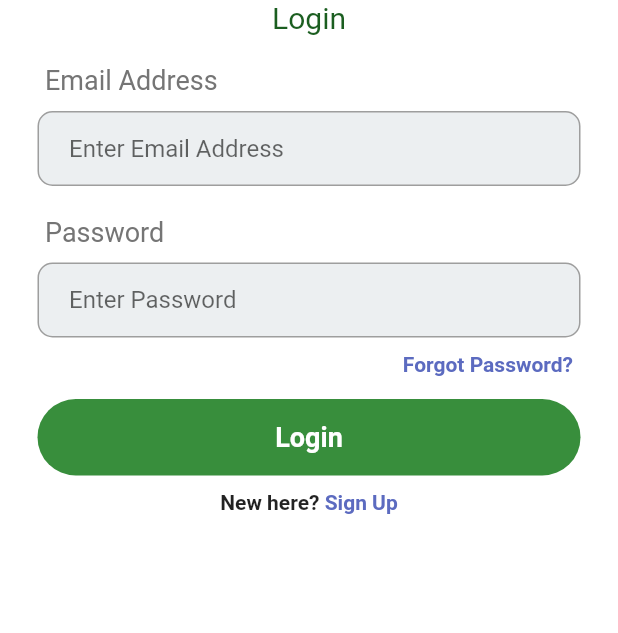
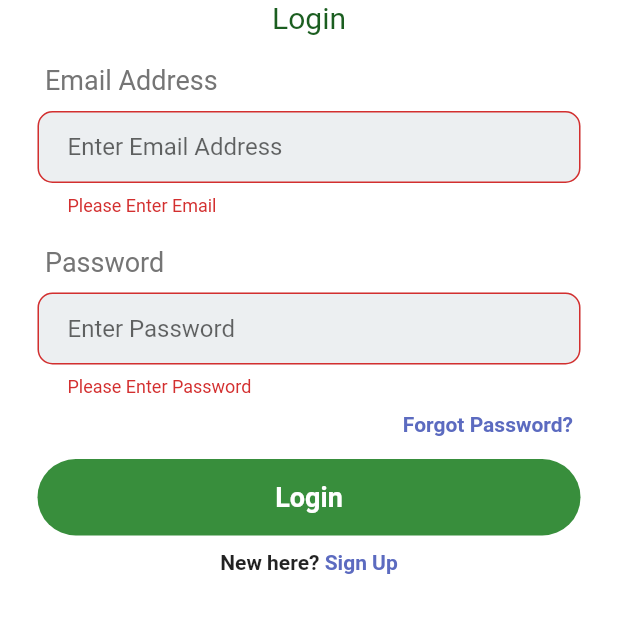
Before and after one commit to khairunsf/mydialysis-app-new-sqlite, a Flutter app: the screen it shows after launch, after a tap on "Login", on a phone screen of 412 x 824 dp, the part 300-933 px from its top. Run offline on Flutter 3.47's test engine with Material 2 defaults, Android fonts, the phone set to English and light mode, and no system bars; our stand-ins replace cloud_firestore, firebase_auth, google_nav_bar, shared_preferences, sqflite, toast; accounts and stored records are empty.

Commit message:
second commit

```diff
--- a/lib/db/databaseHelper.dart
+++ b/lib/db/databaseHelper.dart
@@ -42,7 +42,7 @@ class DatabaseHelper {
   Future<Database> initializeDatabase() async {
     //get directory path
     Directory directory = await getApplicationDocumentsDirectory();
-    String path = directory.path + 'myDialysis.db'; //db name
+    String path = directory.path + '/myDialysis.db'; //db name
     print(path);
 
     //open/create db at given path
@@ -78,11 +78,14 @@ class DatabaseHelper {
   }
 
   //fetch one user only by email and password
-  Future<List<Map<String, dynamic>>> getUserbyEmailPwd(
+  Future<UserModel?> getLoginUser(
       String uemail, String upwd) async {
     final result = await _database!.rawQuery(
         'SELECT * FROM $userTable WHERE $coluemail = $uemail AND $colupwd = $upwd');
-    return result;
+        if (result.isNotEmpty) {
+      return UserModel.fromJson(result.first);
+    }
+    return null;
   }
 
   //insert operation: insert data obj from db
--- a/lib/model/userModel.dart
+++ b/lib/model/userModel.dart
@@ -3,8 +3,8 @@
 import 'dart:core';
 
 class UserModel {
-  int? uid;
-  String? uname,
+  String? uid,
+      uname,
       upwd,
       ucpwd,
       uphoneNum,
--- a/lib/screens/login.dart
+++ b/lib/screens/login.dart
@@ -1,14 +1,13 @@
-// ignore_for_file: deprecated_member_use, prefer_const_constructors, body_might_complete_normally_nullable, unused_local_variable, unrelated_type_equality_checks, use_build_context_synchronously
+// ignore_for_file: deprecated_member_use, prefer_const_constructors, body_might_complete_normally_nullable, unused_local_variable, unrelated_type_equality_checks, use_build_context_synchronously, unnecessary_new
 
 import 'package:flutter/material.dart';
 import 'package:mydialysis_app/model/userModel.dart';
 import 'package:mydialysis_app/screens/dialysis%20staff/widget%20ds/bottomBarDS.dart';
 import 'package:mydialysis_app/screens/forgot_pwd.dart';
 import 'package:mydialysis_app/screens/hospital%20staff/widgets%20hs/bottomBarHS.dart';
+import 'package:mydialysis_app/services/toast.dart';
 import 'package:shared_preferences/shared_preferences.dart';
 import '../db/databaseHelper.dart';
-import '../services/check_dialysis_staff.dart';
-import '../services/check_hospital_staff.dart';
 import 'patient/widgets patient/bottombar.dart';
 
 class LoginPage extends StatefulWidget {
@@ -24,6 +23,11 @@ class LoginPage extends StatefulWidget {
 
 class _LoginPageState extends State<LoginPage> {
   DatabaseHelper? _databaseHelper;
+  Future<SharedPreferences> prefs = SharedPreferences.getInstance();
+  final _formKey = new GlobalKey<FormState>();
+  String? userRole;
+  final _emailController = TextEditingController();
+  final _passwordController = TextEditingController();
 
   Future initDb() async {
     await _databaseHelper!.database;
@@ -32,25 +36,25 @@ class _LoginPageState extends State<LoginPage> {
 
   @override
   void initState() {
+    super.initState();
     _databaseHelper = DatabaseHelper();
     initDb();
-    super.initState();
   }
 
-  String? userRole;
-
   //Login Function
-  Future<UserModel?> login(
-      {required String email,
-      required String password,
-      required BuildContext context}) async {
-    UserModel? user;
-    String? uemail;
-    String? upwd;
-    String? urole;
-    final data = await _databaseHelper!.getAllUser();
-    if (data != null) {
-      if (uemail == email && upwd == password) {
+  Future<UserModel?> login() async {
+    String email = _emailController.text;
+    String password = _passwordController.text;
+//last work: chnage textformfield. problem arise: cannot login
+    if (email.isEmpty) {
+      alertDialog(context, "Please enter your email");
+    } else if (password.isEmpty) {
+      alertDialog(context, "Please enter password");
+    } else {
+      await _databaseHelper!.getLoginUser(email, password).then((userData) {
+        if (userData != null) {
+          setSP(userData).whenComplete(() async {
+            var urole;
             if (urole == 'Patient') {
               final prefs = await SharedPreferences.getInstance();
               prefs.setBool('isLoggedIn', true);
@@ -66,17 +70,38 @@ class _LoginPageState extends State<LoginPage> {
               prefs.setBool('isLoggedIn', true);
               Navigator.push(context,
                   MaterialPageRoute(builder: ((context) => HSBottomBarPage())));
+            } else {
+              AlertDialog(
+                title: Text("Error: User Not Found"),
+              );
+            }
+          }).catchError((error) {
+            print(error);
+            AlertDialog(
+              title: Text("Error: Login Fail"),
+            );
+          });
+        }
+      });
     }
   }
-    }
+
+  Future setSP(UserModel user) async {
+    final SharedPreferences sp = await prefs;
+
+    sp.setString("user_id", user.uid!);
+    sp.setString("user_name", user.uname!);
+    sp.setString("email", user.uemail!);
+    sp.setString("password", user.upwd!);
+    sp.setString("password", user.uphoneNum!);
+    sp.setString("password", user.udob!);
+    sp.setString("password", user.uaddress!);
+    sp.setString("password", user.ugivenCode!);
+    sp.setString("password", user.urole!);
   }
 
   @override
   Widget build(BuildContext context) {
-    //Create the textfield controller
-    TextEditingController _emailController = TextEditingController();
-    TextEditingController _passwordController = TextEditingController();
-
     return Scaffold(
       resizeToAvoidBottomInset: false,
       backgroundColor: Colors.white,
@@ -84,6 +109,8 @@ class _LoginPageState extends State<LoginPage> {
         child: SingleChildScrollView(
           reverse: true,
           child: Center(
+            child: Form(
+              key: _formKey,
               child: Column(
                 children: [
                   //App Logo
@@ -125,21 +152,21 @@ class _LoginPageState extends State<LoginPage> {
 
                   Padding(
                     padding: const EdgeInsets.symmetric(horizontal: 25.0),
-                  child: Container(
-                    decoration: BoxDecoration(
-                      color: Colors.blueGrey[50],
-                      border: Border.all(color: Colors.grey),
+                    child: TextFormField(
+                      controller: _emailController,
+                      validator: (value) {
+                        if (value == "") {
+                          return "Please Enter Email";
+                        }
+                      },
+                      decoration: InputDecoration(
+                        contentPadding: EdgeInsets.only(left: 20),
+                        filled: true,
+                        fillColor: Colors.blueGrey[50],
+                        border: OutlineInputBorder(
                             borderRadius: BorderRadius.circular(10),
-                    ),
-                    child: Padding(
-                      padding: const EdgeInsets.only(left: 20.0),
-                      child: TextField(
-                        controller: _emailController,
-                        decoration: InputDecoration(
-                          border: InputBorder.none,
+                            borderSide: BorderSide(color: Colors.grey)),
                         hintText: 'Enter Email Address',
-                        ),
-                      ),
                       ),
                     ),
                   ),
@@ -168,22 +195,22 @@ class _LoginPageState extends State<LoginPage> {
                   ),
                   Padding(
                     padding: const EdgeInsets.symmetric(horizontal: 25.0),
-                  child: Container(
-                    decoration: BoxDecoration(
-                      color: Colors.blueGrey[50],
-                      border: Border.all(color: Colors.grey),
-                      borderRadius: BorderRadius.circular(10),
-                    ),
-                    child: Padding(
-                      padding: const EdgeInsets.only(left: 20.0),
-                      child: TextField(
+                    child: TextFormField(
                       controller: _passwordController,
                       obscureText: true,
+                      validator: (value) {
+                        if (value == "") {
+                          return "Please Enter Password";
+                        }
+                      },
                       decoration: InputDecoration(
-                          border: InputBorder.none,
+                        contentPadding: EdgeInsets.only(left: 20),
+                        filled: true,
+                        fillColor: Colors.blueGrey[50],
+                        border: OutlineInputBorder(
+                            borderRadius: BorderRadius.circular(10),
+                            borderSide: BorderSide(color: Colors.grey)),
                         hintText: 'Enter Password',
-                        ),
-                      ),
                       ),
                     ),
                   ),
@@ -229,12 +256,15 @@ class _LoginPageState extends State<LoginPage> {
                       padding: EdgeInsets.symmetric(vertical: 15.0),
                       shape: RoundedRectangleBorder(
                           borderRadius: BorderRadius.circular(30.0)),
-                    onPressed: () async {
-                      UserModel? user = await login(
-                          email: _emailController.text,
-                          password: _passwordController.text,
-                          context: context);
-                    },
+                      onPressed: (() {
+                        if (_formKey.currentState!.validate()) {
+                          login;
+                          print(_emailController);
+                          print("Valid Success");
+                        } else {
+                          print("Valid Failed");
+                        }
+                      }),
                       child: Text(
                         'Login',
                         style: TextStyle(
@@ -280,6 +310,7 @@ class _LoginPageState extends State<LoginPage> {
             ),
           ),
         ),
+      ),
     );
   }
 }
--- a/lib/screens/sign_up.dart
+++ b/lib/screens/sign_up.dart
@@ -1,11 +1,8 @@
 // ignore_for_file: prefer_const_constructors, use_build_context_synchronously, non_constant_identifier_names, depend_on_referenced_packages, prefer_final_fields
 
-import 'package:cloud_firestore/cloud_firestore.dart';
-import 'package:firebase_auth/firebase_auth.dart';
 import 'package:flutter/material.dart';
 import 'package:mydialysis_app/db/databaseHelper.dart';
 import 'package:mydialysis_app/main.dart';
-import 'package:mydialysis_app/services/auth.dart';
 import 'package:intl/intl.dart';
 import 'package:mydialysis_app/services/signupRetry.dart';
 
@@ -64,6 +61,8 @@ class _SignupPageState extends State<SignupPage> {
   }
 
   Future signUp() async {
+    print(_nameController);
+    print(_confirmPasswordController);
     if (passwordConfirmed()) {
       //create user
       await _databaseHelper!.insertUser({
--- /dev/null
+++ b/lib/services/toast.dart
@@ -0,0 +1,6 @@
+import 'package:flutter/material.dart';
+import 'package:toast/toast.dart';
+
+alertDialog(BuildContext context, String msg){
+  Toast.show(msg, textStyle: context, duration: Toast.lengthShort, gravity:  Toast.bottom);
+}
--- a/pubspec.yaml
+++ b/pubspec.yaml
@@ -42,6 +42,8 @@ dependencies:
   intl: ^0.18.0
   path_provider: ^2.0.11
   shared_preferences: ^2.0.17
+  wc_form_validators: ^1.0.0
+  toast: ^0.3.0
 
 dev_dependencies:
   flutter_test:
```
Also changed, not shown: pubspec.lock, 1 other file. Lines whose indentation alone changed are shown as unchanged.
